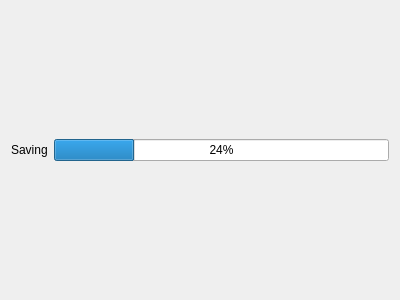
Above: gui/state/statestatuswidget.ui from nccgroup/pip3line before the change. Below: the same form after it.
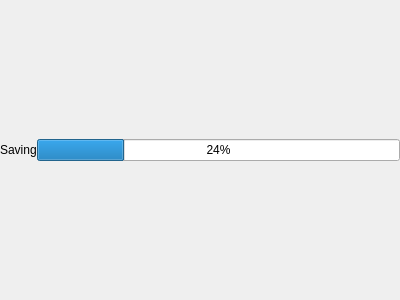
That is the form after the change.

Commit message: Fix small bug with context menu for deleted tab (was triggered almost everyhwere) + Misc modifs

```diff
--- a/gui/state/statestatuswidget.ui
+++ b/gui/state/statestatuswidget.ui
@@ -14,6 +14,12 @@
    <string>Form</string>
   </property>
   <layout class="QHBoxLayout" name="horizontalLayout">
+   <property name="spacing">
+    <number>0</number>
+   </property>
+   <property name="margin">
+    <number>0</number>
+   </property>
    <item>
     <widget class="QLabel" name="saveLabel">
      <property name="text">
```
The commit also changes 2 other files.
